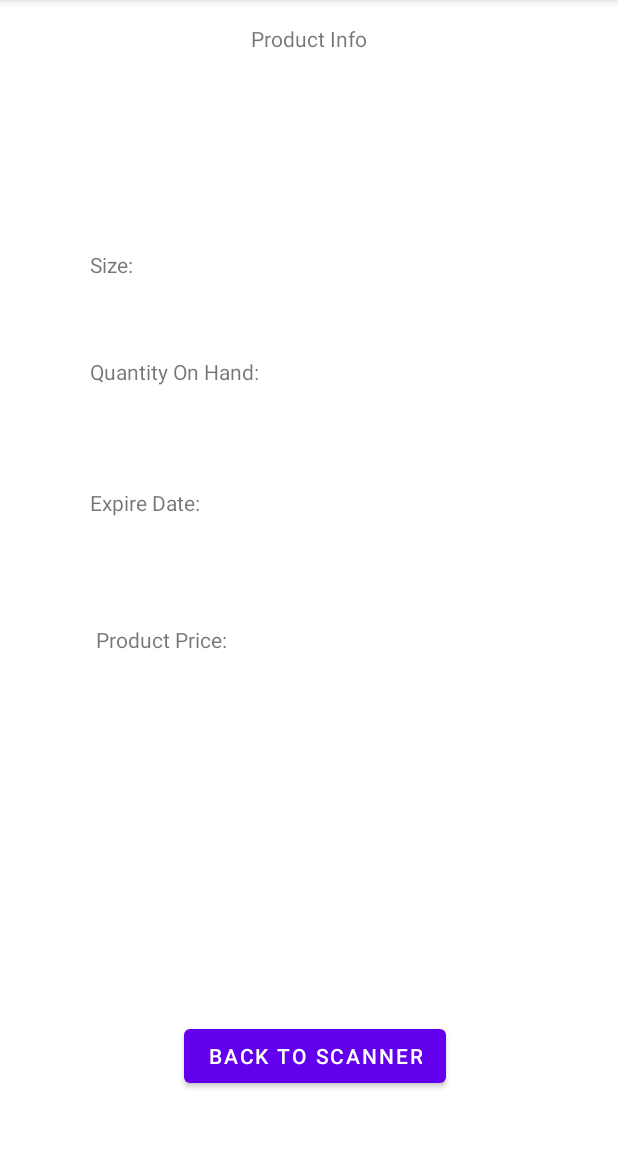
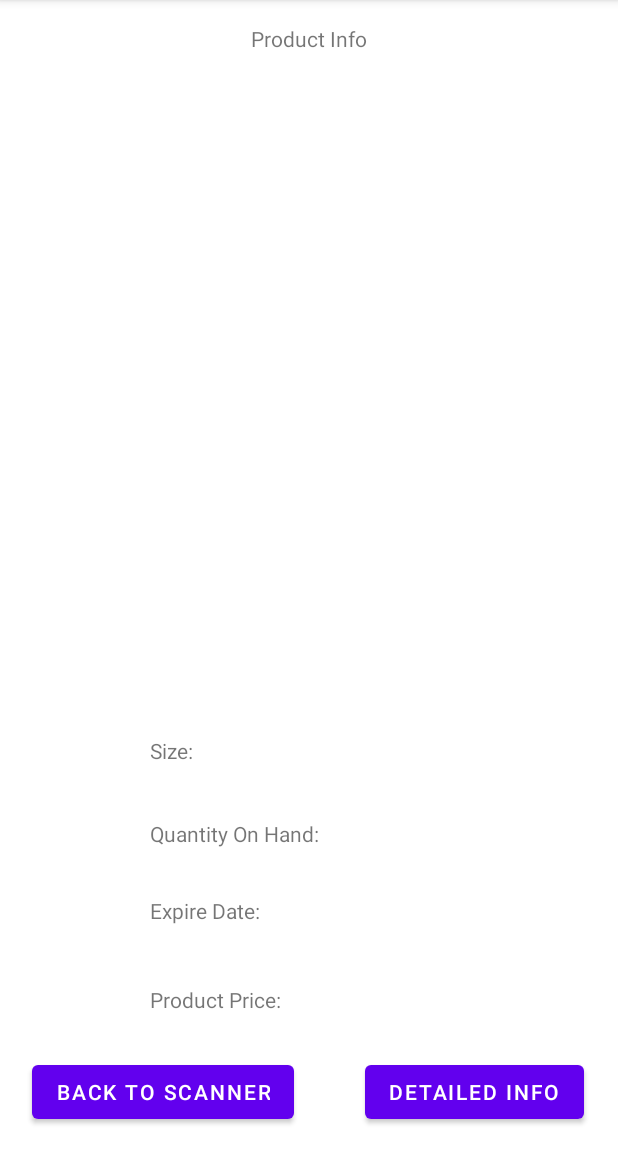
Before and after one commit to azzidahaka/Final-Project-sem-6-, an Android app: the CustomerProductInfo screen opened directly, with no data from a screen before it, on a phone screen of 412 x 824 dp, the part 84-1236 px from its top. Run offline under Robolectric (Android 15) with nearby library versions, the phone set to English and light mode, and no system bars.

Commit message:
customer product info xml finished

```diff
--- a/app/src/main/res/layout/activity_customer_home.xml
+++ b/app/src/main/res/layout/activity_customer_home.xml
@@ -30,7 +30,7 @@
         android:id="@+id/scanCodeButton"
         android:layout_width="183dp"
         android:layout_height="120dp"
-        android:layout_marginTop="172dp"
+        android:layout_marginTop="108dp"
         android:onClick="onScannerClick"
         android:text="@string/scan"
         app:layout_constraintEnd_toEndOf="parent"
--- a/app/src/main/res/layout/activity_customer_product_info.xml
+++ b/app/src/main/res/layout/activity_customer_product_info.xml
@@ -18,8 +18,8 @@
 
     <ImageView
         android:id="@+id/imageView"
-        android:layout_width="78dp"
-        android:layout_height="94dp"
+        android:layout_width="102dp"
+        android:layout_height="111dp"
         android:layout_marginEnd="36dp"
         app:layout_constraintEnd_toEndOf="parent"
         app:layout_constraintTop_toBottomOf="@+id/textViewProductInfo"
@@ -39,92 +39,101 @@
         android:id="@+id/textViewProductSize"
         android:layout_width="wrap_content"
         android:layout_height="wrap_content"
-        android:layout_marginStart="60dp"
-        android:layout_marginTop="80dp"
+        android:layout_marginStart="100dp"
+        android:layout_marginBottom="36dp"
         android:text="@string/product_size"
-        app:layout_constraintStart_toStartOf="parent"
-        app:layout_constraintTop_toBottomOf="@+id/textViewProductName" />
+        app:layout_constraintBottom_toTopOf="@+id/textViewProductQty"
+        app:layout_constraintStart_toStartOf="parent" />
 
     <TextView
         android:id="@+id/textViewProductSizeEdit"
         android:layout_width="66dp"
         android:layout_height="22dp"
+        android:layout_marginBottom="32dp"
+        app:layout_constraintBottom_toTopOf="@+id/textViewProductQtyEdit"
         app:layout_constraintEnd_toEndOf="parent"
-        app:layout_constraintHorizontal_bias="0.694"
-        app:layout_constraintStart_toEndOf="@+id/textViewProductSize"
-        app:layout_constraintTop_toTopOf="@+id/textViewProductSize" />
+        app:layout_constraintHorizontal_bias="0.51"
+        app:layout_constraintStart_toEndOf="@+id/textViewProductSize" />
 
     <TextView
         android:id="@+id/textViewProductQty"
         android:layout_width="wrap_content"
         android:layout_height="wrap_content"
-        android:layout_marginStart="60dp"
-        android:layout_marginTop="52dp"
+        android:layout_marginStart="100dp"
+        android:layout_marginBottom="32dp"
         android:text="@string/product_qty"
-        app:layout_constraintStart_toStartOf="parent"
-        app:layout_constraintTop_toBottomOf="@+id/textViewProductSize" />
+        app:layout_constraintBottom_toTopOf="@+id/textViewProductExpire"
+        app:layout_constraintStart_toStartOf="parent" />
 
     <TextView
         android:id="@+id/textViewProductQtyEdit"
         android:layout_width="wrap_content"
         android:layout_height="wrap_content"
-        android:layout_marginTop="48dp"
+        android:layout_marginBottom="32dp"
+        app:layout_constraintBottom_toTopOf="@+id/textView1ProductExpireEdit"
         app:layout_constraintEnd_toEndOf="parent"
-        app:layout_constraintHorizontal_bias="0.397"
-        app:layout_constraintStart_toEndOf="@+id/textViewProductQty"
-        app:layout_constraintTop_toBottomOf="@+id/textViewProductSizeEdit" />
+        app:layout_constraintHorizontal_bias="0.369"
+        app:layout_constraintStart_toEndOf="@+id/textViewProductQty" />
 
     <TextView
         android:id="@+id/textViewProductExpire"
         android:layout_width="wrap_content"
         android:layout_height="wrap_content"
-        android:layout_marginStart="60dp"
-        android:layout_marginTop="68dp"
+        android:layout_marginStart="100dp"
+        android:layout_marginBottom="40dp"
         android:text="@string/product_expire"
-        app:layout_constraintStart_toStartOf="parent"
-        app:layout_constraintTop_toBottomOf="@+id/textViewProductQty" />
+        app:layout_constraintBottom_toTopOf="@+id/textViewProductPrice"
+        app:layout_constraintStart_toStartOf="parent" />
 
     <TextView
         android:id="@+id/textView1ProductExpireEdit"
         android:layout_width="wrap_content"
         android:layout_height="wrap_content"
-        android:layout_marginTop="68dp"
+        android:layout_marginBottom="40dp"
+        app:layout_constraintBottom_toTopOf="@+id/textViewProductPriceEdit"
         app:layout_constraintEnd_toEndOf="parent"
-        app:layout_constraintHorizontal_bias="0.478"
-        app:layout_constraintStart_toEndOf="@+id/textViewProductExpire"
-        app:layout_constraintTop_toBottomOf="@+id/textViewProductQtyEdit" />
+        app:layout_constraintHorizontal_bias="0.411"
+        app:layout_constraintStart_toEndOf="@+id/textViewProductExpire" />
 
     <TextView
         android:id="@+id/textViewProductPrice"
         android:layout_width="wrap_content"
         android:layout_height="wrap_content"
-        android:layout_marginStart="64dp"
-        android:layout_marginTop="72dp"
+        android:layout_marginStart="100dp"
+        android:layout_marginBottom="28dp"
         android:text="@string/product_price"
-        app:layout_constraintStart_toStartOf="parent"
-        app:layout_constraintTop_toBottomOf="@+id/textViewProductExpire" />
+        app:layout_constraintBottom_toTopOf="@+id/backButton"
+        app:layout_constraintStart_toStartOf="parent" />
 
     <TextView
         android:id="@+id/textViewProductPriceEdit"
         android:layout_width="wrap_content"
         android:layout_height="wrap_content"
-        android:layout_marginTop="72dp"
-        app:layout_constraintBottom_toBottomOf="@+id/textViewProductPrice"
+        android:layout_marginBottom="28dp"
+        app:layout_constraintBottom_toTopOf="@+id/buttonDetailedInfo"
         app:layout_constraintEnd_toEndOf="parent"
-        app:layout_constraintHorizontal_bias="0.444"
-        app:layout_constraintStart_toEndOf="@+id/textViewProductPrice"
-        app:layout_constraintTop_toBottomOf="@+id/textView1ProductExpireEdit" />
+        app:layout_constraintHorizontal_bias="0.395"
+        app:layout_constraintStart_toEndOf="@+id/textViewProductPrice" />
 
     <Button
         android:id="@+id/backButton"
         android:layout_width="wrap_content"
         android:layout_height="wrap_content"
-        android:layout_marginBottom="40dp"
+        android:layout_marginBottom="16dp"
         android:text="@string/back_to_scanner"
         app:layout_constraintBottom_toBottomOf="parent"
         app:layout_constraintEnd_toEndOf="parent"
-        app:layout_constraintHorizontal_bias="0.518"
-        app:layout_constraintStart_toStartOf="parent"
-        app:layout_constraintTop_toBottomOf="@+id/textViewProductPrice"
-        app:layout_constraintVertical_bias="1.0" />
+        app:layout_constraintHorizontal_bias="0.089"
+        app:layout_constraintStart_toStartOf="parent" />
+
+    <Button
+        android:id="@+id/buttonDetailedInfo"
+        android:layout_width="wrap_content"
+        android:layout_height="wrap_content"
+        android:layout_marginBottom="16dp"
+        android:text="@string/detailed_info"
+        app:layout_constraintBottom_toBottomOf="parent"
+        app:layout_constraintEnd_toEndOf="parent"
+        app:layout_constraintHorizontal_bias="0.914"
+        app:layout_constraintStart_toStartOf="parent" />
 </androidx.constraintlayout.widget.ConstraintLayout>
```
